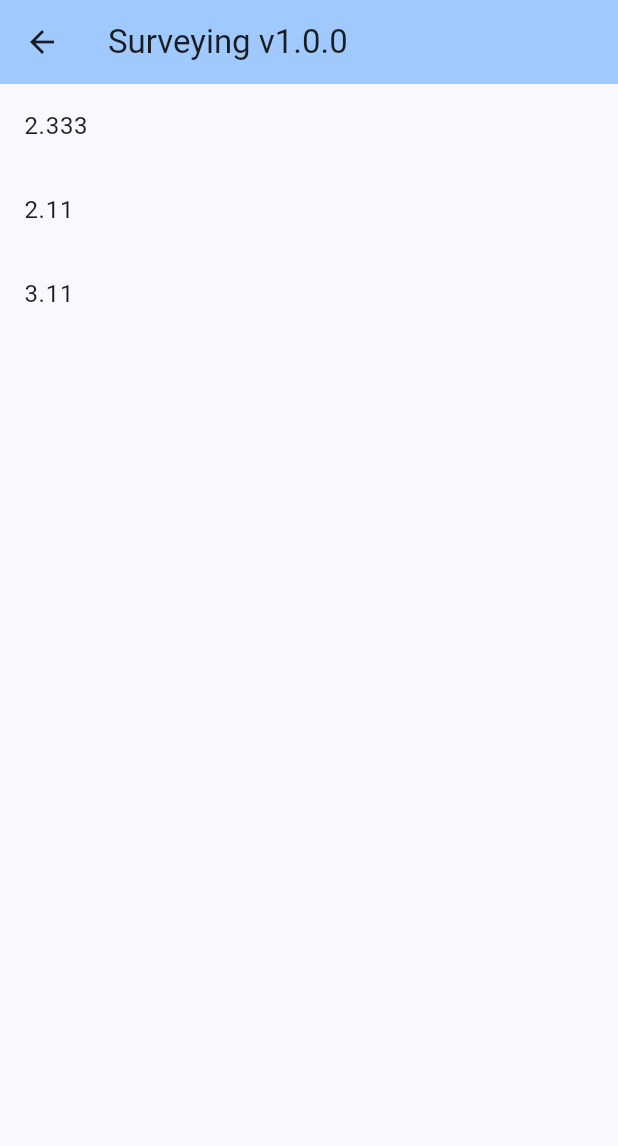
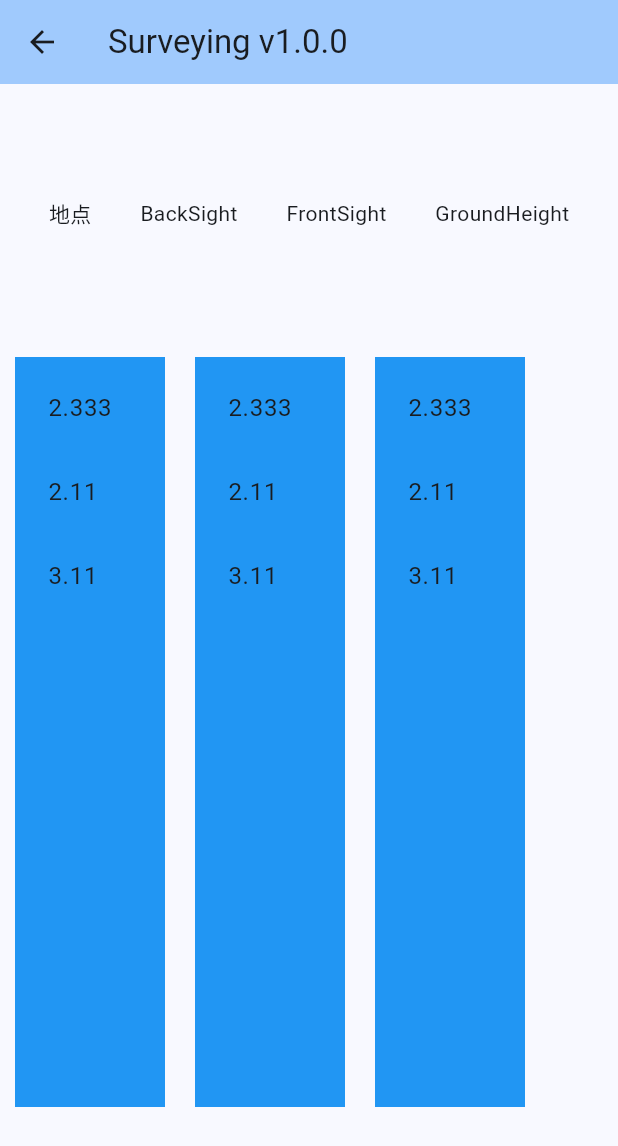
Before and after one commit to snrnapa/surveying_flutter, a Flutter app: the Surveying screen opened directly, on a phone screen of 412 x 824 dp. Shown: the top 1146 px of the screen. Run offline on Flutter 3.47's test engine with Material 2 defaults, Android fonts, the phone set to English and light mode, and no system bars.

Commit message:
リストを並べてみた

```diff
--- a/lib/surveying.dart
+++ b/lib/surveying.dart
@@ -35,7 +35,29 @@ class _ToDoListPageState extends State<Surveying> {
             backgroundColor: Theme.of(context).colorScheme.inversePrimary,
             title: Text("Surveying v1.0.0"),
           ),
-        body: ListView.builder(
+          body: Column(
+              mainAxisAlignment: MainAxisAlignment.spaceEvenly,
+              children: <Widget>[
+                Row(
+                  mainAxisAlignment: MainAxisAlignment.spaceEvenly,
+                  children: <Widget>[
+                    Text("地点"),
+                    Text("BackSight"),
+                    Text("FrontSight"),
+                    Text("GroundHeight"),
+                  ],
+                ),
+                Row(
+                  children: <Widget>[
+                    Container(
+                      padding: EdgeInsets.all(1),
+                      margin: EdgeInsets.all(10.0),
+                      height: 500,
+                      width: 100,
+                      color: Colors.blue,
+                      // padding: EdgeInsets.all(4),
+                      child: ListView.builder(
+                        padding: const EdgeInsets.all(5.0),
                         itemCount: bsList.length,
                         itemBuilder: (context, index) {
                           return ListTile(
@@ -44,6 +66,43 @@ class _ToDoListPageState extends State<Surveying> {
                         },
                       ),
                     ),
+                    Container(
+                      padding: EdgeInsets.all(1),
+                      margin: EdgeInsets.all(10.0),
+                      height: 500,
+                      width: 100,
+                      color: Colors.blue,
+                      // padding: EdgeInsets.all(4),
+                      child: ListView.builder(
+                        padding: const EdgeInsets.all(5.0),
+                        itemCount: bsList.length,
+                        itemBuilder: (context, index) {
+                          return ListTile(
+                            title: Text('${bsList[index]}'),
+                          );
+                        },
+                      ),
+                    ),
+                    Container(
+                      padding: EdgeInsets.all(1),
+                      margin: EdgeInsets.all(10.0),
+                      height: 500,
+                      width: 100,
+                      color: Colors.blue,
+                      // padding: EdgeInsets.all(4),
+                      child: ListView.builder(
+                        padding: const EdgeInsets.all(5.0),
+                        itemCount: bsList.length,
+                        itemBuilder: (context, index) {
+                          return ListTile(
+                            title: Text('${bsList[index]}'),
+                          );
+                        },
+                      ),
+                    ),
+                  ],
+                ),
+              ])),
     );
   }
 }
```
Lines whose indentation alone changed are shown as unchanged.
